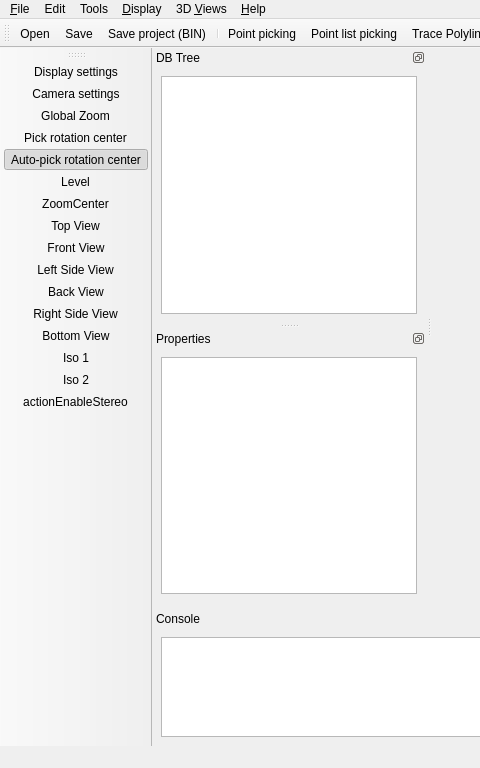
Before: the Qt Designer form qCC/ui_templates/mainWindow.ui in CloudCompare/CloudCompare, drawn with Qt 5; both pictures show x 0 to 480 and y 0 to 768 of the 1024 by 768 pixel window.
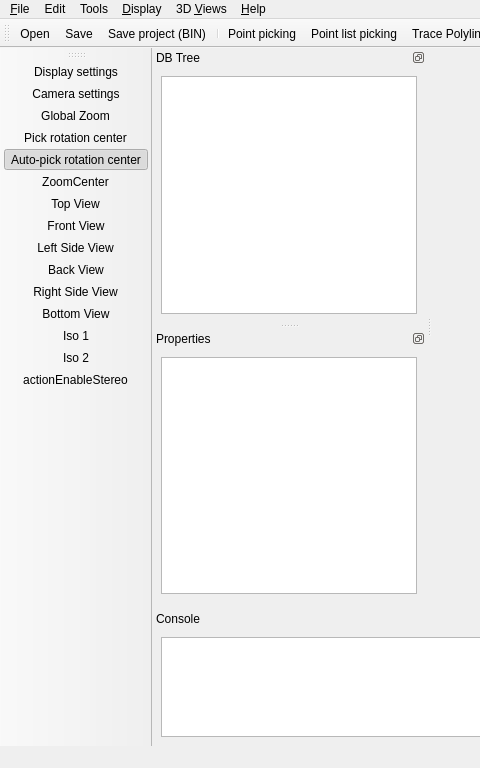
After: the same form once the commit is applied. Icons and pictures are not drawn. Custom widgets are drawn as their Qt base class.

Commit message: Do not let the user access the 'Level' tool via the 'View' toolbar (left) as contrarily to the other options in this toolbar, it can change the cloud coordinates, and not only the camera position

```diff
--- a/qCC/ui_templates/mainWindow.ui
+++ b/qCC/ui_templates/mainWindow.ui
@@ -615,7 +615,6 @@
    <addaction name="actionGlobalZoom"/>
    <addaction name="actionPickRotationCenter"/>
    <addaction name="actionAutoPickRotationCenter"/>
-   <addaction name="actionLevel"/>
    <addaction name="actionZoomAndCenter"/>
    <addaction name="actionSetViewTop"/>
    <addaction name="actionSetViewFront"/>
```
The commit also changes 1 other file.
